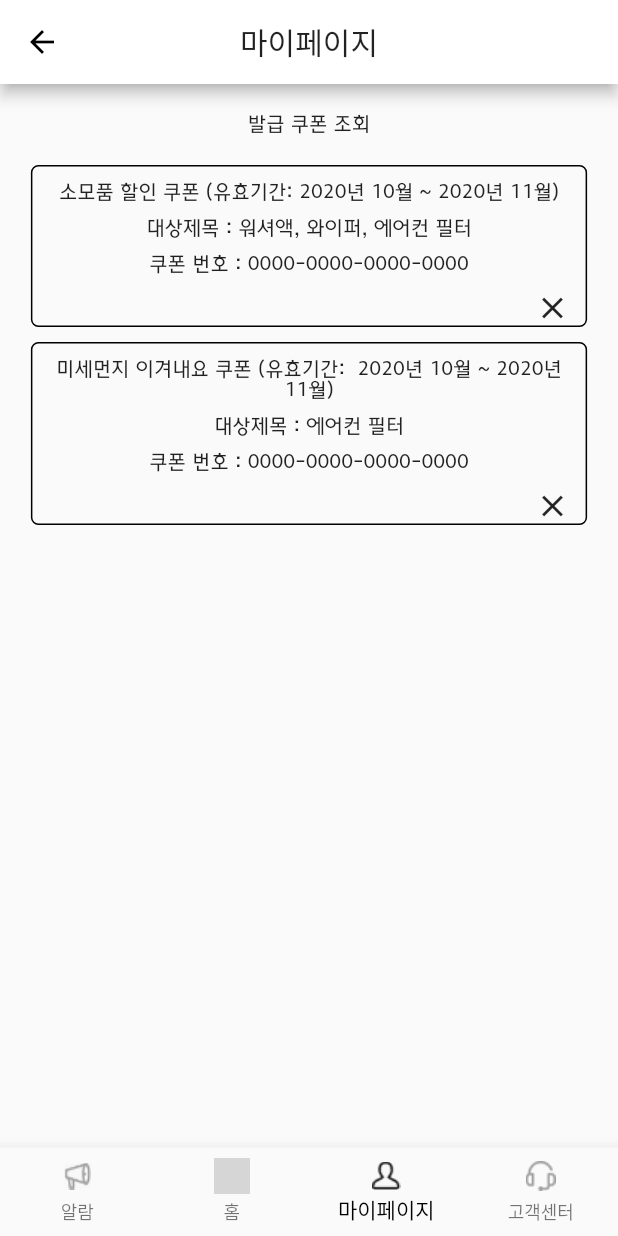
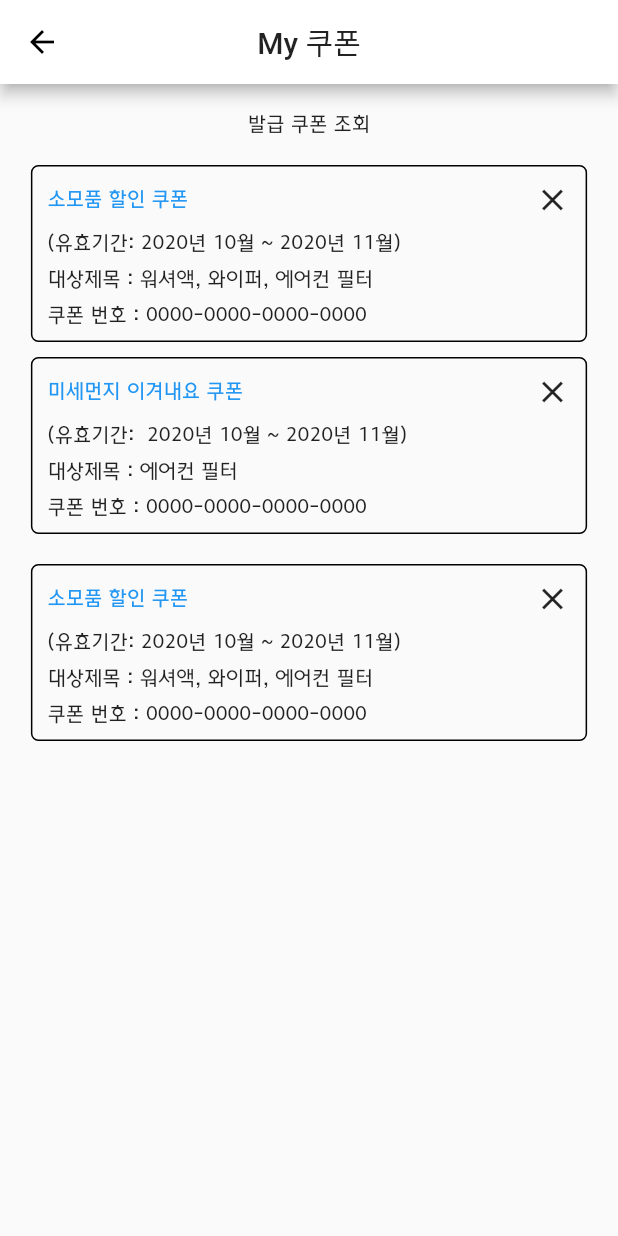
Before and after one commit to DavidLee1216/mobis-flutter, a Flutter app: the MyCouponScreen screen opened directly, on a phone screen of 412 x 824 dp. Run offline on Flutter 3.47's test engine with Material 2 defaults, Android fonts, the phone set to English and light mode, and no system bars; our stand-ins replace bloc, flutter_bloc; missing offline and left inert: flutter_session; network calls fail; grey boxes are pictures that could not be loaded.

Commit message:
Update my_coupon_screen.dart

```diff
--- a/lib/ui/screen/my_coupon_screen.dart
+++ b/lib/ui/screen/my_coupon_screen.dart
@@ -48,14 +48,36 @@ class _MyCouponScreenState extends State<MyCouponScreen> {
           ),
         ),
         child: Column(
+          crossAxisAlignment: CrossAxisAlignment.start,
           children: [
             SizedBox(
               height: 10,
             ),
+            Row(
+              mainAxisAlignment: MainAxisAlignment.spaceBetween,
+              children: [
+                Text(
+                  '$couponSubject 쿠폰 ',
+                  style: TextStyle(
+                      fontFamily: 'HDharmony',
+                      fontSize: 14,
+                      color: Colors.blue),
+                ),
+                GestureDetector(
+                  child: Icon(Icons.clear),
+                  onTap: () {},
+                ),
+              ],
+            ),
+            SizedBox(
+              height: 10,
+            ),
             Text(
-              '$couponSubject 쿠폰 (유효기간: $fromDate ~ $toDate)',
-              style: TextStyle(fontFamily: 'HDharmony', fontSize: 14),
-              textAlign: TextAlign.center,
+              '(유효기간: $fromDate ~ $toDate)',
+              style: TextStyle(
+                fontFamily: 'HDharmony',
+                fontSize: 14,
+              ),
             ),
             SizedBox(
               height: 10,
@@ -63,7 +85,6 @@ class _MyCouponScreenState extends State<MyCouponScreen> {
             Text(
               '대상제목 : $target',
               style: TextStyle(fontFamily: 'HDharmony', fontSize: 14),
-              textAlign: TextAlign.center,
             ),
             SizedBox(
               height: 10,
@@ -76,18 +97,6 @@ class _MyCouponScreenState extends State<MyCouponScreen> {
             SizedBox(
               height: 10,
             ),
-            Row(
-              children: [
-                Expanded(
-                    child: SizedBox(
-                  width: 10,
-                )),
-                GestureDetector(
-                  child: Icon(Icons.clear),
-                  onTap: () {},
-                ),
-              ],
-            )
           ],
         ),
       );
@@ -96,7 +105,7 @@ class _MyCouponScreenState extends State<MyCouponScreen> {
     return Scaffold(
       appBar: AppBar(
         leading: BackButton(color: Colors.black),
-        title: Text('마이페이지'),
+        title: Text('My 쿠폰'),
         centerTitle: true,
       ),
       body: SafeArea(
@@ -118,56 +127,18 @@ class _MyCouponScreenState extends State<MyCouponScreen> {
                 ),
                 couponItem('미세먼지 이겨내요', ' 2020년 10월', '2020년 11월', '에어컨 필터',
                     '0000-0000-0000-0000'),
+                SizedBox(
+                  height: 20,
+                ),
+                couponItem('소모품 할인', '2020년 10월', '2020년 11월',
+                    '워셔액, 와이퍼, 에어컨 필터', '0000-0000-0000-0000'),
+                SizedBox(
+                  height: 10,
+                ),
               ],
             ),
           ],
-        ), //
-      ),
-      bottomNavigationBar: BottomNavigationBar(
-        items: const <BottomNavigationBarItem>[
-          BottomNavigationBarItem(
-            icon: ImageIcon(
-              AssetImage('images/alarm.png'),
-              color: Colors.grey,
-            ),
-            activeIcon: ImageIcon(
-              AssetImage('images/alarm.png'),
-              color: Colors.black,
-            ),
-            title: Text(
-              '알람',
-              style: TextStyle(fontFamily: 'HDharmony', fontSize: 12),
-            ),
-          ),
-          BottomNavigationBarItem(
-            icon: ImageIcon(AssetImage('images/home.png'), color: Colors.grey),
-            activeIcon:
-                ImageIcon(AssetImage('images/home.png'), color: Colors.black),
-            title: Text('홈',
-                style: TextStyle(fontFamily: 'HDharmony', fontSize: 12)),
-          ),
-          BottomNavigationBarItem(
-            icon:
-                ImageIcon(AssetImage('images/person.png'), color: Colors.grey),
-            activeIcon:
-                ImageIcon(AssetImage('images/person.png'), color: Colors.black),
-            title: Text('마이페이지',
-                style: TextStyle(fontFamily: 'HDharmony', fontSize: 12)),
-          ),
-          BottomNavigationBarItem(
-            icon:
-                ImageIcon(AssetImage('images/support.png'), color: Colors.grey),
-            activeIcon: ImageIcon(AssetImage('images/support.png'),
-                color: Colors.black),
-            title: Text('고객센터',
-                style: TextStyle(fontFamily: 'HDharmony', fontSize: 12)),
-          ),
-        ],
-        type: BottomNavigationBarType.fixed,
-        currentIndex: _selectedIndex,
-        selectedItemColor: Colors.black,
-        showUnselectedLabels: true,
-        onTap: _onItemTapped,
+        ),
       ),
     );
   }
```
